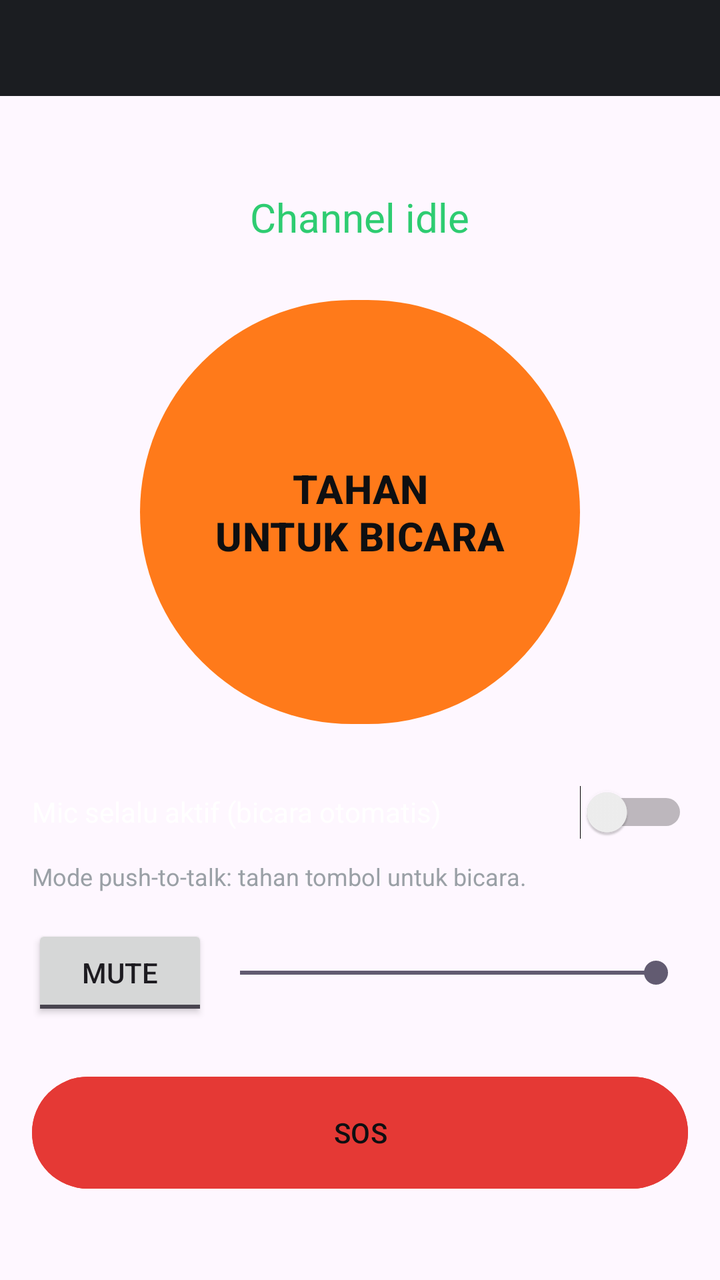
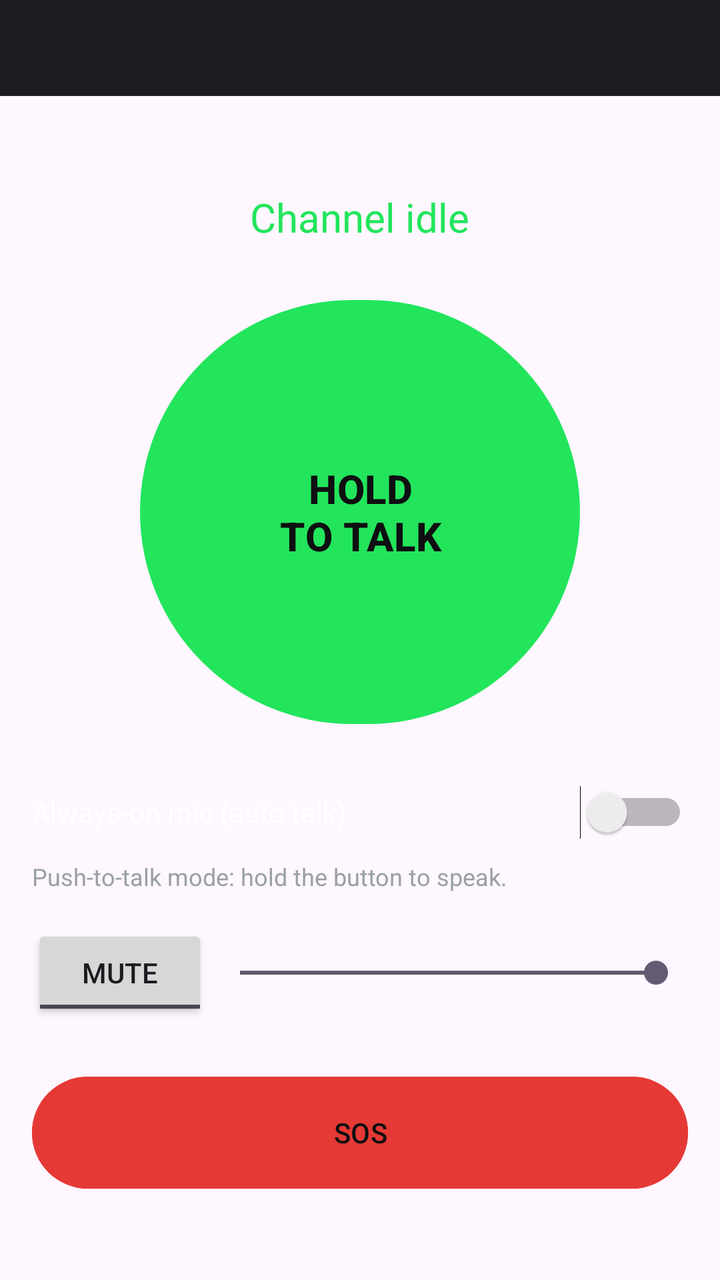

Before-and-after screenshots of an Android layout around one commit, followed by the original layout XML and the change that was made.
<!-- AndroidManifest.xml: application theme Theme.Tracker -->
<!-- res/layout/fragment_talk.xml -->
<?xml version="1.0" encoding="utf-8"?>
<LinearLayout xmlns:android="http://schemas.android.com/apk/res/android"
    android:layout_width="match_parent" android:layout_height="match_parent" android:orientation="vertical">

    <com.google.android.material.tabs.TabLayout android:id="@+id/talkTabs" android:layout_width="match_parent" android:layout_height="wrap_content"
        android:background="@color/surface_dark" app:tabTextColor="@color/text_secondary" app:tabSelectedTextColor="@color/accent" app:tabIndicatorColor="@color/accent"
        xmlns:app="http://schemas.android.com/apk/res-auto"/>

    <FrameLayout android:layout_width="match_parent" android:layout_height="0dp" android:layout_weight="1">

        
        <ScrollView android:id="@+id/voicePane" android:layout_width="match_parent" android:layout_height="match_parent">
            <LinearLayout android:layout_width="match_parent" android:layout_height="wrap_content" android:orientation="vertical" android:gravity="center_horizontal" android:padding="16dp">
                <TextView android:id="@+id/conn" android:layout_width="wrap_content" android:layout_height="wrap_content" android:textColor="@color/text_secondary"/>
                <TextView android:id="@+id/speaker" android:layout_width="wrap_content" android:layout_height="wrap_content" android:textColor="@color/ok_green" android:textSize="20sp" android:layout_marginTop="12dp" android:text="Channel idle"/>
                <Button android:id="@+id/ptt" android:layout_width="220dp" android:layout_height="220dp" android:layout_marginTop="24dp" android:text="TAHAN\nUNTUK BICARA" android:textSize="20sp" android:textStyle="bold"/>

                <Switch android:id="@+id/openMic" android:layout_width="match_parent" android:layout_height="48dp" android:layout_marginTop="16dp" android:text="Mic selalu aktif (bicara otomatis)" android:textColor="@color/text_primary"/>
                <TextView android:id="@+id/openMicHint" android:layout_width="match_parent" android:layout_height="wrap_content" android:textColor="@color/text_secondary" android:textSize="12sp"
                    android:text="Mode push-to-talk: tahan tombol untuk bicara."/>
                <LinearLayout android:id="@+id/voxRow" android:layout_width="match_parent" android:layout_height="wrap_content" android:orientation="horizontal" android:gravity="center_vertical" android:visibility="gone">
                    <TextView android:layout_width="wrap_content" android:layout_height="wrap_content" android:text="Sensitivitas mic" android:textColor="@color/text_secondary"/>
                    <SeekBar android:id="@+id/vox" android:layout_width="0dp" android:layout_weight="1" android:layout_height="wrap_content" android:max="100" android:progress="50"/>
                </LinearLayout>

                <LinearLayout android:layout_width="match_parent" android:layout_height="wrap_content" android:orientation="horizontal" android:gravity="center_vertical" android:layout_marginTop="16dp">
                    <ToggleButton android:id="@+id/mute" android:layout_width="wrap_content" android:layout_height="wrap_content" android:textOn="Muted" android:textOff="Mute"/>
                    <SeekBar android:id="@+id/volume" android:layout_width="0dp" android:layout_weight="1" android:layout_height="wrap_content" android:max="100" android:progress="100"/>
                </LinearLayout>
                <Button android:id="@+id/sos" android:layout_width="match_parent" android:layout_height="64dp" android:text="SOS" android:backgroundTint="@color/danger" android:layout_marginTop="24dp"/>
            </LinearLayout>
        </ScrollView>

        
        <LinearLayout android:id="@+id/chatPane" android:layout_width="match_parent" android:layout_height="match_parent" android:orientation="vertical" android:visibility="gone">
            <ScrollView android:id="@+id/chatScroll" android:layout_width="match_parent" android:layout_height="0dp" android:layout_weight="1">
                <LinearLayout android:id="@+id/chatList" android:layout_width="match_parent" android:layout_height="wrap_content" android:orientation="vertical" android:padding="12dp"/>
            </ScrollView>
            <TextView android:id="@+id/chatMuted" android:layout_width="match_parent" android:layout_height="wrap_content" android:padding="8dp" android:gravity="center"
                android:textColor="@color/danger" android:text="Anda dibisukan oleh Captain" android:visibility="gone"/>
            <LinearLayout android:layout_width="match_parent" android:layout_height="wrap_content" android:orientation="horizontal" android:gravity="center_vertical" android:padding="8dp">
                <EditText android:id="@+id/chatInput" android:layout_width="0dp" android:layout_weight="1" android:layout_height="wrap_content" android:hint="Tulis pesan…"
                    android:maxLength="500" android:maxLines="3" android:inputType="textCapSentences|textMultiLine" android:textColor="@color/text_primary" android:textColorHint="@color/text_secondary"/>
                <Button android:id="@+id/chatSend" android:layout_width="wrap_content" android:layout_height="wrap_content" android:text="Kirim" android:layout_marginStart="8dp"/>
            </LinearLayout>
        </LinearLayout>
    </FrameLayout>
</LinearLayout>
<!-- resources referenced by this layout -->
<resources>
  <color name="accent">#FF7A1A</color>
  <color name="danger">#E53935</color>
  <color name="ok_green">#2ECC71</color>
  <color name="surface_dark">#1B1D21</color>
  <color name="text_primary">#FFFFFF</color>
  <color name="text_secondary">#9AA0A6</color>
  <style name="Theme.Tracker" parent="Theme.Material3.DayNight.NoActionBar">
          <item name="colorPrimary">@color/accent</item>
          <item name="colorOnPrimary">@color/bg_dark</item>
      </style>
  <color name="bg_dark">#0E0F11</color>
</resources>

<!-- the commit's change to res/layout/fragment_talk.xml (unified diff, before → after) -->
@@ -12,19 +12,19 @@
         <ScrollView android:id="@+id/voicePane" android:layout_width="match_parent" android:layout_height="match_parent">
             <LinearLayout android:layout_width="match_parent" android:layout_height="wrap_content" android:orientation="vertical" android:gravity="center_horizontal" android:padding="16dp">
                 <TextView android:id="@+id/conn" android:layout_width="wrap_content" android:layout_height="wrap_content" android:textColor="@color/text_secondary"/>
-                <TextView android:id="@+id/speaker" android:layout_width="wrap_content" android:layout_height="wrap_content" android:textColor="@color/ok_green" android:textSize="20sp" android:layout_marginTop="12dp" android:text="Channel idle"/>
-                <Button android:id="@+id/ptt" android:layout_width="220dp" android:layout_height="220dp" android:layout_marginTop="24dp" android:text="TAHAN\nUNTUK BICARA" android:textSize="20sp" android:textStyle="bold"/>
+                <TextView android:id="@+id/speaker" android:layout_width="wrap_content" android:layout_height="wrap_content" android:textColor="@color/ok_green" android:textSize="20sp" android:layout_marginTop="12dp" android:text="@string/talk_idle"/>
+                <Button android:id="@+id/ptt" android:layout_width="220dp" android:layout_height="220dp" android:layout_marginTop="24dp" android:text="@string/talk_ptt" android:textSize="20sp" android:textStyle="bold"/>
 
-                <Switch android:id="@+id/openMic" android:layout_width="match_parent" android:layout_height="48dp" android:layout_marginTop="16dp" android:text="Mic selalu aktif (bicara otomatis)" android:textColor="@color/text_primary"/>
+                <Switch android:id="@+id/openMic" android:layout_width="match_parent" android:layout_height="48dp" android:layout_marginTop="16dp" android:text="@string/talk_open_mic" android:textColor="@color/text_primary"/>
                 <TextView android:id="@+id/openMicHint" android:layout_width="match_parent" android:layout_height="wrap_content" android:textColor="@color/text_secondary" android:textSize="12sp"
-                    android:text="Mode push-to-talk: tahan tombol untuk bicara."/>
+                    android:text="@string/talk_hint_ptt"/>
                 <LinearLayout android:id="@+id/voxRow" android:layout_width="match_parent" android:layout_height="wrap_content" android:orientation="horizontal" android:gravity="center_vertical" android:visibility="gone">
-                    <TextView android:layout_width="wrap_content" android:layout_height="wrap_content" android:text="Sensitivitas mic" android:textColor="@color/text_secondary"/>
+                    <TextView android:layout_width="wrap_content" android:layout_height="wrap_content" android:text="@string/talk_sensitivity" android:textColor="@color/text_secondary"/>
                     <SeekBar android:id="@+id/vox" android:layout_width="0dp" android:layout_weight="1" android:layout_height="wrap_content" android:max="100" android:progress="50"/>
                 </LinearLayout>
 
                 <LinearLayout android:layout_width="match_parent" android:layout_height="wrap_content" android:orientation="horizontal" android:gravity="center_vertical" android:layout_marginTop="16dp">
-                    <ToggleButton android:id="@+id/mute" android:layout_width="wrap_content" android:layout_height="wrap_content" android:textOn="Muted" android:textOff="Mute"/>
+                    <ToggleButton android:id="@+id/mute" android:layout_width="wrap_content" android:layout_height="wrap_content" android:textOn="@string/mute_on" android:textOff="@string/mute_off"/>
                     <SeekBar android:id="@+id/volume" android:layout_width="0dp" android:layout_weight="1" android:layout_height="wrap_content" android:max="100" android:progress="100"/>
                 </LinearLayout>
                 <Button android:id="@+id/sos" android:layout_width="match_parent" android:layout_height="64dp" android:text="SOS" android:backgroundTint="@color/danger" android:layout_marginTop="24dp"/>
@@ -37,11 +37,11 @@
                 <LinearLayout android:id="@+id/chatList" android:layout_width="match_parent" android:layout_height="wrap_content" android:orientation="vertical" android:padding="12dp"/>
             </ScrollView>
             <TextView android:id="@+id/chatMuted" android:layout_width="match_parent" android:layout_height="wrap_content" android:padding="8dp" android:gravity="center"
-                android:textColor="@color/danger" android:text="Anda dibisukan oleh Captain" android:visibility="gone"/>
+                android:textColor="@color/danger" android:text="@string/muted_by_captain" android:visibility="gone"/>
             <LinearLayout android:layout_width="match_parent" android:layout_height="wrap_content" android:orientation="horizontal" android:gravity="center_vertical" android:padding="8dp">
-                <EditText android:id="@+id/chatInput" android:layout_width="0dp" android:layout_weight="1" android:layout_height="wrap_content" android:hint="Tulis pesan…"
+                <EditText android:id="@+id/chatInput" android:layout_width="0dp" android:layout_weight="1" android:layout_height="wrap_content" android:hint="@string/chat_hint"
                     android:maxLength="500" android:maxLines="3" android:inputType="textCapSentences|textMultiLine" android:textColor="@color/text_primary" android:textColorHint="@color/text_secondary"/>
-                <Button android:id="@+id/chatSend" android:layout_width="wrap_content" android:layout_height="wrap_content" android:text="Kirim" android:layout_marginStart="8dp"/>
+                <Button android:id="@+id/chatSend" android:layout_width="wrap_content" android:layout_height="wrap_content" android:text="@string/send" android:layout_marginStart="8dp"/>
             </LinearLayout>
         </LinearLayout>
     </FrameLayout>
<!-- resource entries referenced after the edit -->
@@ -1,11 +1,21 @@
 <!-- resources referenced by this layout -->
 <resources>
-  <color name="accent">#FF7A1A</color>
+  <color name="accent">#22E55C</color>
   <color name="danger">#E53935</color>
-  <color name="ok_green">#2ECC71</color>
+  <color name="ok_green">#22E55C</color>
   <color name="surface_dark">#1B1D21</color>
   <color name="text_primary">#FFFFFF</color>
   <color name="text_secondary">#9AA0A6</color>
+  <string name="chat_hint">Write a message…</string>
+  <string name="mute_off">Mute</string>
+  <string name="mute_on">Muted</string>
+  <string name="muted_by_captain">You are muted by the Captain</string>
+  <string name="send">Send</string>
+  <string name="talk_hint_ptt">Push-to-talk mode: hold the button to speak.</string>
+  <string name="talk_idle">Channel idle</string>
+  <string name="talk_open_mic">Always-on mic (auto talk)</string>
+  <string name="talk_ptt">HOLD\nTO TALK</string>
+  <string name="talk_sensitivity">Mic sensitivity</string>
   <style name="Theme.Tracker" parent="Theme.Material3.DayNight.NoActionBar">
           <item name="colorPrimary">@color/accent</item>
           <item name="colorOnPrimary">@color/bg_dark</item>
